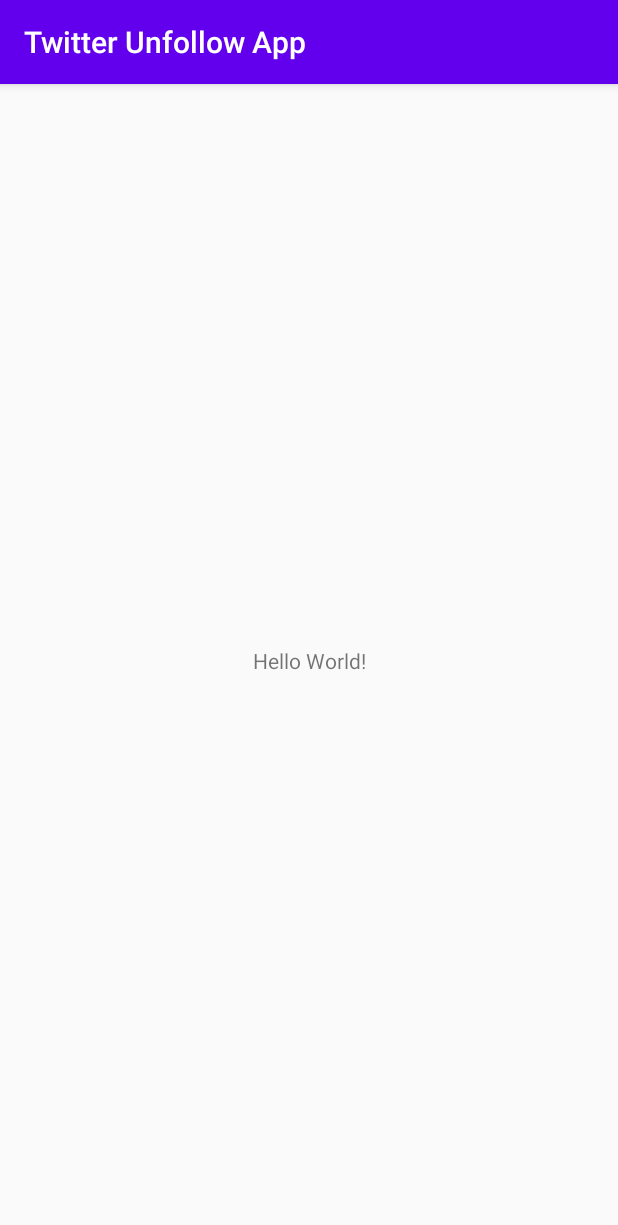
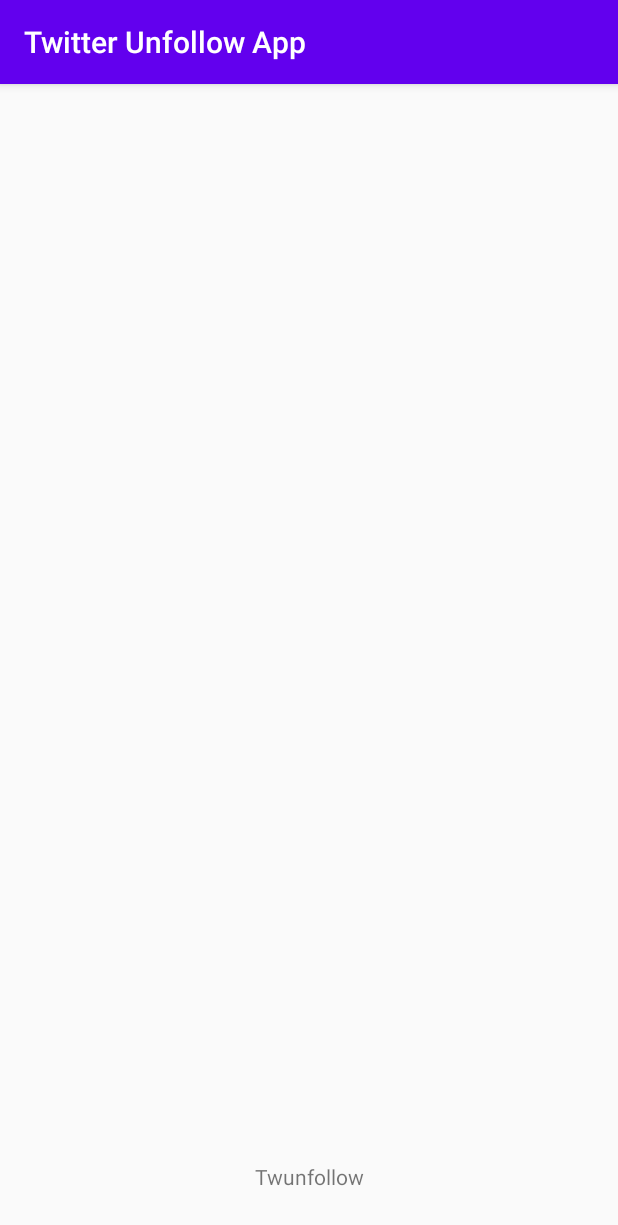
Before and after one commit to DevAdedoyin/Twitter-Unfollow-App, an Android app: the screen it shows after launch (MainActivity before the commit, SplashScreen after it), on a phone screen of 412 x 824 dp. Shown: the top 1225 px of the screen. Run offline under Robolectric (Android 15) with nearby library versions, the light colour scheme and no system bars.

Commit message:
MainActivity Removed as the Launcher Screen and App name added to Splash Screen

```diff
--- a/app/src/main/res/layout/activity_splash_screen.xml
+++ b/app/src/main/res/layout/activity_splash_screen.xml
@@ -6,6 +6,13 @@
     android:layout_height="match_parent"
     tools:context=".SplashScreen">
 
-
+<TextView
+    android:layout_width="match_parent"
+    android:layout_height="wrap_content"
+    app:layout_constraintBottom_toBottomOf="parent"
+    android:text="@string/twunfollow"
+    android:textAlignment="center"
+    android:layout_marginBottom="30dp"
+    />
 
 </androidx.constraintlayout.widget.ConstraintLayout>
--- a/app/src/main/res/values/strings.xml
+++ b/app/src/main/res/values/strings.xml
@@ -1,3 +1,4 @@
 <resources>
     <string name="app_name">Twitter Unfollow App</string>
+    <string name="twunfollow">Twunfollow</string>
 </resources>
```
Also changed, not shown: app/src/main/AndroidManifest.xml (+4 -4 lines).
